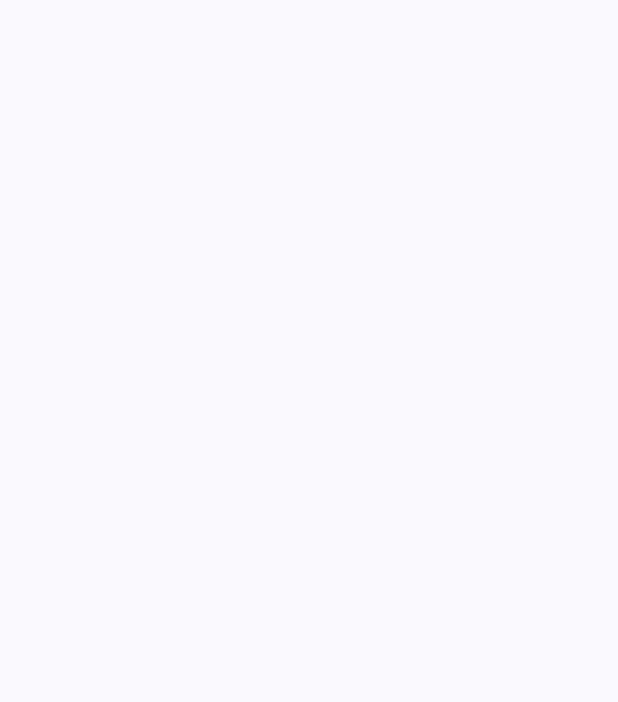
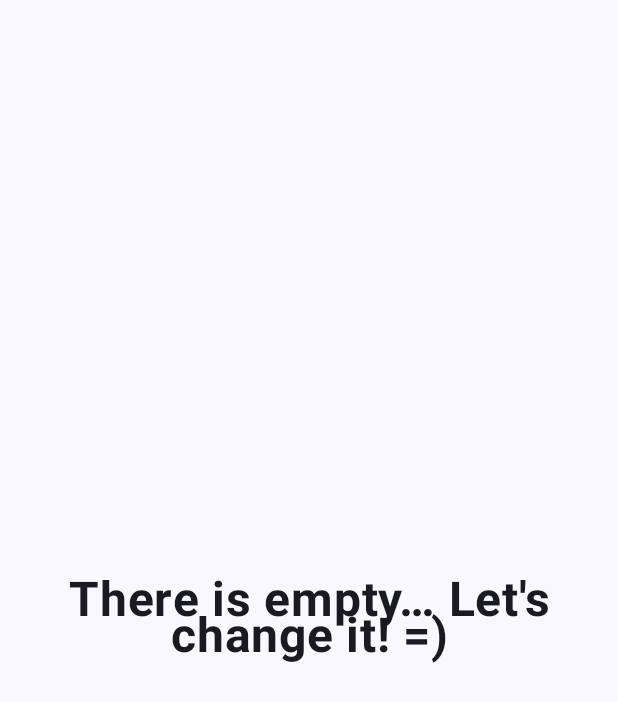
Before and after one commit to shevsan/BrowserRequestsTracker, an Android app built with Jetpack Compose: the screen it shows after launch (MainActivity), on a phone screen of 412 x 824 dp. Before the commit the part shown is empty. Shown: the top 702 px of the screen. Run offline under Robolectric (Android 15) with nearby library versions, the phone set to English and light mode, and no system bars; our stand-ins replace Dagger/Hilt's generated code, Room's generated code, accompanist.

Commit message:
Implemented pull to refresh, some design fixes

```diff
--- a/app/build.gradle.kts
+++ b/app/build.gradle.kts
@@ -81,6 +81,9 @@ dependencies {
     implementation(libs.androidx.navigation.compose)
     implementation(libs.androidx.hilt.navigation.compose)
 
+    //SwipeToRefresh
+    implementation(libs.accompanist.swiperefresh)
+
     implementation(libs.androidx.core.ktx)
     implementation(libs.androidx.lifecycle.runtime.ktx)
     implementation(libs.androidx.activity.compose)
--- a/app/src/main/java/ua/oshevchuk/browserrequeststracker/ui/screens/BrowserTrackingViewModel.kt
+++ b/app/src/main/java/ua/oshevchuk/browserrequeststracker/ui/screens/BrowserTrackingViewModel.kt
@@ -12,8 +12,6 @@ import ua.oshevchuk.browserrequeststracker.common.executeSafely
 import ua.oshevchuk.browserrequeststracker.domain.usecases.interfaces.AddRequestUseCase
 import ua.oshevchuk.browserrequeststracker.domain.usecases.interfaces.GetAllRequestsUseCase
 import ua.oshevchuk.browserrequeststracker.ui.enitites.BrowserRequestEntity
-import java.util.LinkedList
-import java.util.Queue
 import javax.inject.Inject
 
 @HiltViewModel
@@ -26,8 +24,7 @@ class BrowserTrackingViewModel @Inject constructor(
     private val _resultsState = MutableStateFlow<Response<List<BrowserRequestEntity>>?>(null)
     val resultsState = _resultsState.asStateFlow()
 
-
-    init{
+    fun getAllRequests(){
         viewModelScope.launch {
             executeSafely {
                 _resultsState.emit(Response.Loading())
--- a/app/src/main/java/ua/oshevchuk/browserrequeststracker/ui/screens/RequestHistoryScreen.kt
+++ b/app/src/main/java/ua/oshevchuk/browserrequeststracker/ui/screens/RequestHistoryScreen.kt
@@ -15,18 +15,28 @@ import androidx.compose.foundation.layout.size
 import androidx.compose.foundation.lazy.LazyColumn
 import androidx.compose.foundation.lazy.items
 import androidx.compose.material3.CircularProgressIndicator
+import androidx.compose.material3.Text
 import androidx.compose.runtime.Composable
+import androidx.compose.runtime.LaunchedEffect
 import androidx.compose.runtime.MutableState
 import androidx.compose.runtime.collectAsState
 import androidx.compose.runtime.mutableStateOf
 import androidx.compose.runtime.remember
 import androidx.compose.ui.Alignment
 import androidx.compose.ui.Modifier
+import androidx.compose.ui.graphics.Color
 import androidx.compose.ui.platform.LocalContext
+import androidx.compose.ui.res.stringResource
+import androidx.compose.ui.text.font.FontWeight
+import androidx.compose.ui.text.style.TextAlign
 import androidx.compose.ui.tooling.preview.Preview
 import androidx.compose.ui.unit.dp
+import androidx.compose.ui.unit.sp
 import androidx.core.content.ContextCompat.startActivity
 import androidx.hilt.navigation.compose.hiltViewModel
+import com.google.accompanist.swiperefresh.SwipeRefresh
+import com.google.accompanist.swiperefresh.rememberSwipeRefreshState
+import ua.oshevchuk.browserrequeststracker.R
 import ua.oshevchuk.browserrequeststracker.common.Response
 import ua.oshevchuk.browserrequeststracker.ui.enitites.BrowserRequestEntity
 import ua.oshevchuk.browserrequeststracker.ui.service.BrowserTrackingService
@@ -36,6 +46,9 @@ fun RequestHistoryScreen(
     modifier: Modifier = Modifier,
     viewModel: BrowserTrackingViewModel = hiltViewModel()
 ) {
+    LaunchedEffect(Unit) {
+        viewModel.getAllRequests()
+    }
     val requestsState = viewModel.resultsState.collectAsState().value
     val context = LocalContext.current
     val isLoading = remember {
@@ -61,11 +74,17 @@ fun RequestHistoryScreen(
 
         else -> {}
     }
-
+    LaunchedEffect(Unit) {
         if (!serviceEnabled)
             openAccessibilitySettings(context)
-
-    RequestHistoryScreenContent(modifier = modifier, requestList, isLoading = isLoading)
+    }
+    RequestHistoryScreenContent(
+        modifier = modifier,
+        requestList,
+        isLoading = isLoading,
+        onRefresh = {
+            viewModel.getAllRequests()
+        })
 }
 
 fun showErrorToast(text: String, context: Context) {
@@ -81,8 +100,12 @@ fun openAccessibilitySettings(context: Context) {
 fun RequestHistoryScreenContent(
     modifier: Modifier = Modifier,
     requests: MutableState<List<BrowserRequestEntity>?>,
-    isLoading: MutableState<Boolean>
+    isLoading: MutableState<Boolean>,
+    onRefresh: () -> Unit
 ) {
+    val isRefreshing = remember { mutableStateOf(false) }
+    val swipeToRefreshState = rememberSwipeRefreshState(isRefreshing = isRefreshing.value)
+    SwipeRefresh(state = swipeToRefreshState, onRefresh = onRefresh) {
         Box(modifier = modifier, contentAlignment = Alignment.Center) {
             if (!isLoading.value && requests.value != null) {
                 LazyColumn(
@@ -91,21 +114,41 @@ fun RequestHistoryScreenContent(
                         .padding(horizontal = 10.dp)
                 ) {
                     items(requests.value ?: listOf()) {
-                    RequestItem(request = it, modifier = Modifier.fillMaxWidth().padding(vertical = 5.dp))
+                        RequestItem(
+                            request = it,
+                            modifier = Modifier
+                                .fillMaxWidth()
+                                .padding(vertical = 5.dp)
+                        )
                     }
                 }
             }
+
+            if (!isLoading.value && requests.value?.size == 0) {
+                Text(
+                    text = stringResource(id = R.string.empty_list),
+                    fontWeight = FontWeight.Bold,
+                    fontSize = 32.sp,
+                    textAlign = TextAlign.Center
+                )
+            }
             if (isLoading.value) {
-            CircularProgressIndicator(modifier = Modifier.size(50.dp))
+                CircularProgressIndicator(modifier = Modifier.size(50.dp), color = Color.Black)
+            }
+        }
     }
 }
 
-}
-
-fun isAccessibilityServiceEnabled(context: Context, service: Class<out AccessibilityService>): Boolean {
-    val enabledServicesSetting = Settings.Secure.getString(context.contentResolver, Settings.Secure.ENABLED_ACCESSIBILITY_SERVICES)
+fun isAccessibilityServiceEnabled(
+    context: Context,
+    service: Class<out AccessibilityService>
+): Boolean {
+    val enabledServicesSetting = Settings.Secure.getString(
+        context.contentResolver,
+        Settings.Secure.ENABLED_ACCESSIBILITY_SERVICES
+    )
     val colonSplitter = TextUtils.SimpleStringSplitter(':')
-    if(enabledServicesSetting != null)
+    if (enabledServicesSetting != null)
         colonSplitter.setString(enabledServicesSetting)
     else
         return false
@@ -118,6 +161,7 @@ fun isAccessibilityServiceEnabled(context: Context, service: Class<out Accessibi
     }
     return false
 }
+
 
 @Preview(showBackground = true)
 @Composable
@@ -133,7 +177,8 @@ private fun RequestHistoryScreenPreview() {
         },
         isLoading = remember {
             mutableStateOf(false)
-        }
+        },
+        onRefresh = {}
     )
 
 }
--- a/app/src/main/res/values/strings.xml
+++ b/app/src/main/res/values/strings.xml
@@ -1,5 +1,6 @@
 <resources>
     <string name="app_name">BrowserRequestsTracker</string>
+    <string name="empty_list">There is empty… Let\'s change it! =)</string>
     <string name="url_has_been_copied">Selected url has been copied to clipboard!</string>
     <string name="accessibility_service_description">This service tracks URLs accessed in the browser and saves those containing google.com to a local database.</string>
 </resources>
--- a/gradle/libs.versions.toml
+++ b/gradle/libs.versions.toml
@@ -1,5 +1,6 @@
 [versions]
 accompanistPermissions = "0.30.1"
+accompanistSwiperefresh = "0.27.0"
 activityKtx = "1.9.0"
 agp = "8.5.0"
 cameraCore = "1.3.4"
@@ -26,13 +27,16 @@ appcompat = "1.6.1"
 material = "1.10.0"
 navigationRuntimeKtx = "2.7.7"
 navigationCompose = "2.7.7"
+swiperefreshlayout = "1.1.0"
 
 [libraries]
 accompanist-permissions = { module = "com.google.accompanist:accompanist-permissions", version.ref = "accompanistPermissions" }
+accompanist-swiperefresh = { module = "com.google.accompanist:accompanist-swiperefresh", version.ref = "accompanistSwiperefresh" }
 androidx-core-ktx = { group = "androidx.core", name = "core-ktx", version.ref = "coreKtx" }
 androidx-hilt-navigation-compose = { module = "androidx.hilt:hilt-navigation-compose", version.ref = "hiltNavigationCompose" }
 androidx-lifecycle-viewmodel-compose = { module = "androidx.lifecycle:lifecycle-viewmodel-compose", version.ref = "lifecycleViewmodelCompose" }
 androidx-lifecycle-runtime-compose = { module = "androidx.lifecycle:lifecycle-runtime-compose", version.ref = "lifecycleRuntimeCompose" }
+androidx-swiperefreshlayout = { module = "androidx.swiperefreshlayout:swiperefreshlayout", version.ref = "swiperefreshlayout" }
 hilt-android = { module = "com.google.dagger:hilt-android", version.ref = "hiltAndroid" }
 hilt-android-compiler = { module = "com.google.dagger:hilt-android-compiler", version.ref = "hiltAndroid" }
 javax-inject = { module = "javax.inject:javax.inject", version.ref = "javaxInject" }
```
Lines whose indentation alone changed are shown as unchanged.
